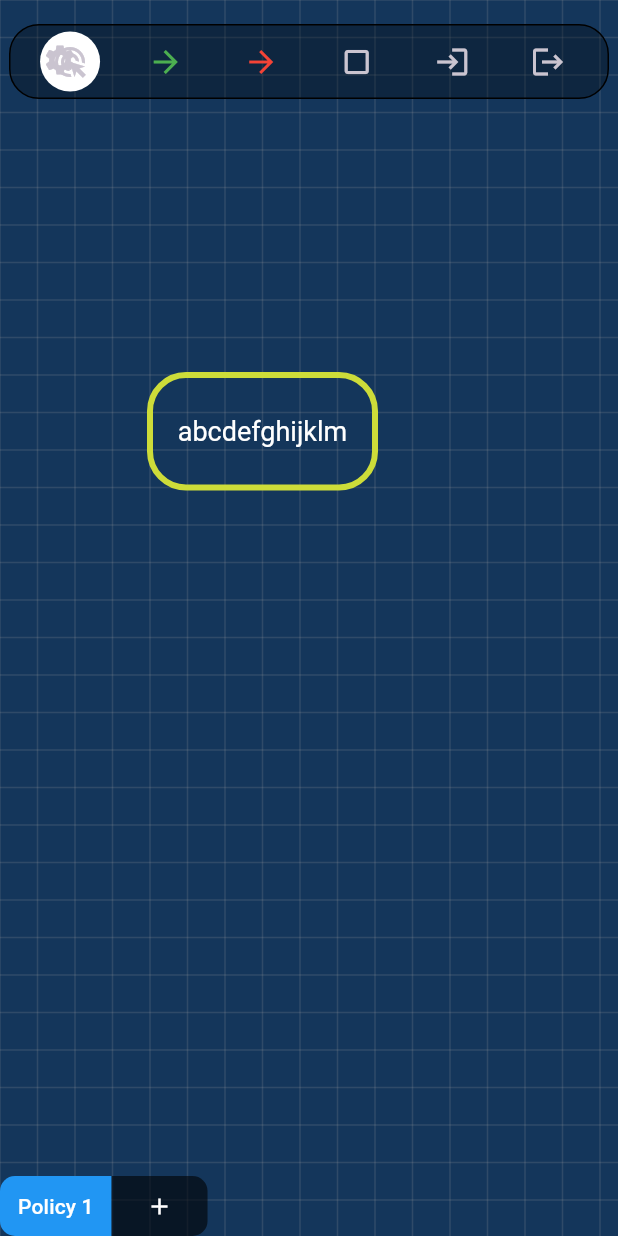
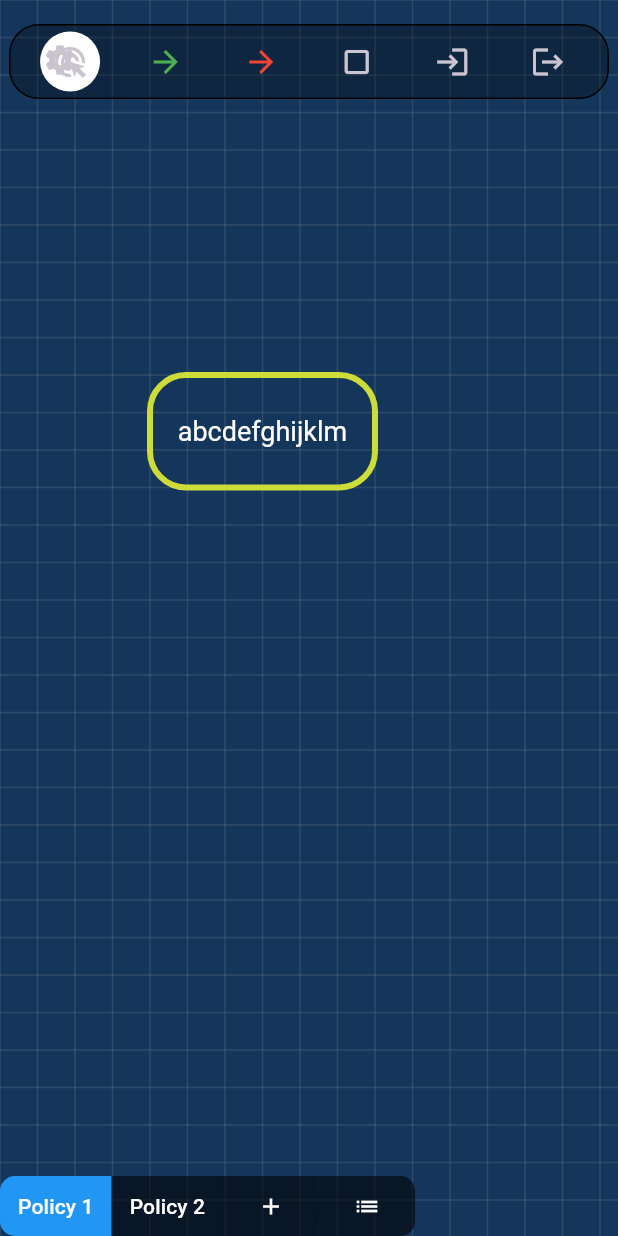
Before and after one commit to zspiler/diftam_editor, a Flutter app: the screen it shows after launch, on a phone screen of 412 x 824 dp. Run offline on Flutter 3.47's test engine with Material 3 defaults, Android fonts, the phone set to English and light mode, and no system bars; our stand-ins replace shared_preferences, universal_io; missing offline and left inert: flex_color_picker; statements that could not run were skipped.

Commit message:
Add `Manage policies` dialog and implement renaming and deletion of policies (also change focusNodes a bit so focusing works properly)

```diff
--- a/lib/common.dart
+++ b/lib/common.dart
@@ -117,7 +117,7 @@ class Edge implements GraphObject {
 }
 
 class PolicyData {
-  final String name;
+  String name;
   final List<Node> nodes;
   final List<Edge> edges;
 
--- a/lib/info_panels/boundary_node_info_panel.dart
+++ b/lib/info_panels/boundary_node_info_panel.dart
@@ -63,7 +63,7 @@ class BoundaryNodeInfoPanel extends StatelessWidget {
                 Tooltip(
                     message: "Delete node",
                     child: IconButton(
-                      icon: Icon(Icons.delete, color: Colors.red),
+                      icon: Icon(Icons.delete_rounded, color: Colors.red),
                       onPressed: () {
                         deleteObject(node);
                       },
--- a/lib/info_panels/edge_info_panel.dart
+++ b/lib/info_panels/edge_info_panel.dart
@@ -87,7 +87,7 @@ class EdgeInfoPanel extends StatelessWidget {
                 Tooltip(
                     message: "Delete edge",
                     child: IconButton(
-                      icon: Icon(Icons.delete, color: Colors.red),
+                      icon: Icon(Icons.delete_rounded, color: Colors.red),
                       onPressed: () {
                         deleteObject(edge);
                       },
--- a/lib/info_panels/tag_node_info_panel.dart
+++ b/lib/info_panels/tag_node_info_panel.dart
@@ -76,7 +76,7 @@ class TagNodeInfoPanel extends StatelessWidget {
                 Tooltip(
                     message: "Delete tag",
                     child: IconButton(
-                      icon: Icon(Icons.delete, color: Colors.red),
+                      icon: Icon(Icons.delete_rounded, color: Colors.red),
                       onPressed: () {
                         deleteObject(node);
                       },
--- a/lib/main.dart
+++ b/lib/main.dart
@@ -1,4 +1,5 @@
 import 'package:flutter/material.dart';
+import 'package:poc/manage_policies_dialog.dart';
 import 'package:poc/preferences_dialog.dart';
 import 'canvas_view.dart';
 import 'ui/snackbar.dart';
@@ -25,7 +26,8 @@ class MyApp extends StatefulWidget {
 class _MyAppState extends State<MyApp> {
   List<PolicyData> policies = [];
   var selectedPolicyIndex = 0;
-  late FocusNode focusNode;
+
+  List<FocusNode> focusNodes = [];
 
   final nodes = <Node>[];
   final edges = <Edge>[];
@@ -33,9 +35,9 @@ class _MyAppState extends State<MyApp> {
 
   @override
   void initState() {
+    super.initState();
+
     loadPreferences();
-
-    focusNode = FocusNode();
 
     // TODO ensure unique IDS?
     final tag2 = TagNode(Offset(500, 350), 'randomId', 'priv');
@@ -57,12 +59,16 @@ class _MyAppState extends State<MyApp> {
       Edge(tag5, tag5, EdgeType.oblivious),
       Edge(tag5, tag5, EdgeType.aware)
     ]);
+
+    createPolicy(name: 'Policy 2');
   }
 
   @override
   void dispose() {
-    focusNode.dispose(); // TODO useless? is this ever called?
     super.dispose();
+    for (var focusNode in focusNodes) {
+      focusNode.dispose();
+    }
   }
 
   Future<void> loadPreferences() async {
@@ -74,6 +80,7 @@ class _MyAppState extends State<MyApp> {
 
   void createPolicy({required String name, List<Node>? nodes, List<Edge>? edges}) {
     setState(() {
+      focusNodes.add(FocusNode());
       policies.add(PolicyData(name: name, nodes: nodes, edges: edges));
     });
   }
@@ -81,6 +88,7 @@ class _MyAppState extends State<MyApp> {
   void selectPolicy(int index) {
     setState(() {
       selectedPolicyIndex = index;
+      focusNodes[selectedPolicyIndex].requestFocus();
     });
   }
 
@@ -91,11 +99,13 @@ class _MyAppState extends State<MyApp> {
         children: [
           IndexedStack(
               index: selectedPolicyIndex,
-              children: policies.map((policy) {
+              children: policies.asMap().entries.map((entry) {
+                final index = entry.key;
+                final policy = entry.value;
                 return CanvasView(
                   nodes: policy.nodes,
                   edges: policy.edges,
-                  focusNode: focusNode,
+                  focusNode: focusNodes[index],
                   preferences: preferences,
                 );
               }).toList()),
@@ -103,7 +113,7 @@ class _MyAppState extends State<MyApp> {
               bottom: 0,
               child: Align(
                 alignment: Alignment.bottomCenter,
-                  child: PolicyTabBar(policies, selectedPolicyIndex, onSelect: selectPolicy, onAdd: () {
+                child: PolicyTabBar(policies, selectedPolicyIndex, onSelect: selectPolicy, onAddPressed: () {
                   var newPolicyName = 'Policy ${policies.length + 1}';
                   CustomDialog.showInputDialog(
                     context,
@@ -116,14 +126,32 @@ class _MyAppState extends State<MyApp> {
                         newPolicyName = inputText;
                       }
                       createPolicy(name: newPolicyName);
-                        setState(() {
-                          selectedPolicyIndex = policies.length - 1;
-                        });
+                      selectPolicy(policies.length - 1);
                     },
                     isInputValid: (String inputText) => !policies.any((policy) => policy.name == inputText),
                     errorMessage: 'Policy with this name already exists!',
                   );
-                  }))),
+                }, onManagePressed: () {
+                  showDialog(
+                      context: context,
+                      builder: (BuildContext context) {
+                        return ManagePoliciesDialog(
+                          policies: policies,
+                          onChange: (updatedPolicies) {
+                            setState(() {
+                              policies = List.from(updatedPolicies);
+                            });
+                          },
+                          onDeletePress: (int index) {
+                            final newPoliciesLength = policies.length - 1;
+                            if (selectedPolicyIndex >= newPoliciesLength) {
+                              selectPolicy(selectedPolicyIndex -= 1);
+                            }
+                          },
+                        );
+                      });
+                }),
+              )),
           Positioned(
               top: 16,
               left: 16,
--- a/lib/policy_tab_bar.dart
+++ b/lib/policy_tab_bar.dart
@@ -4,10 +4,13 @@ import 'common.dart';
 class PolicyTabBar extends StatelessWidget {
   final List<PolicyData> policies;
   final Function(int index) onSelect;
-  final Function() onAdd;
+  final Function() onAddPressed;
+  final Function() onManagePressed;
   final int currentPolicyIndex;
 
-  PolicyTabBar(this.policies, this.currentPolicyIndex, {Key? key, required this.onSelect, required this.onAdd}) : super(key: key);
+  PolicyTabBar(this.policies, this.currentPolicyIndex,
+      {Key? key, required this.onSelect, required this.onAddPressed, required this.onManagePressed})
+      : super(key: key);
 
   @override
   Widget build(BuildContext context) {
@@ -23,8 +26,8 @@ class PolicyTabBar extends StatelessWidget {
                   splashFactory: NoSplash.splashFactory,
                   shape: MaterialStateProperty.all<RoundedRectangleBorder>(RoundedRectangleBorder(
                       borderRadius: BorderRadius.only(
-                    topLeft: index == 0 ? Radius.circular(10) : Radius.circular(0),
-                    bottomLeft: index == 0 ? Radius.circular(10) : Radius.circular(0),
+                    topLeft: Radius.circular(index == 0 ? 10 : 0),
+                    bottomLeft: Radius.circular(index == 0 ? 10 : 0),
                   ))),
                   foregroundColor: MaterialStateProperty.all<Color>(Colors.white),
                   backgroundColor: index == currentPolicyIndex
@@ -36,7 +39,25 @@ class PolicyTabBar extends StatelessWidget {
               ),
             );
           }).toList(),
-          SizedBox(
+          Tooltip(
+            message: 'Create policy',
+            child: SizedBox(
+              height: 40,
+              child: TextButton(
+                style: ButtonStyle(
+                  shape:
+                      MaterialStateProperty.all<RoundedRectangleBorder>(RoundedRectangleBorder(borderRadius: BorderRadius.zero)),
+                  foregroundColor: MaterialStateProperty.all<Color>(Colors.white),
+                  backgroundColor: MaterialStateProperty.all<Color>(Colors.black.withAlpha(150)),
+                ),
+                onPressed: onAddPressed,
+                child: Icon(Icons.add),
+              ),
+            ),
+          ),
+          Tooltip(
+            message: 'Manage policies',
+            child: SizedBox(
               height: 40,
               child: TextButton(
                 style: ButtonStyle(
@@ -48,8 +69,9 @@ class PolicyTabBar extends StatelessWidget {
                   foregroundColor: MaterialStateProperty.all<Color>(Colors.white),
                   backgroundColor: MaterialStateProperty.all<Color>(Colors.black.withAlpha(150)),
                 ),
-              onPressed: onAdd,
-              child: Icon(Icons.add),
+                onPressed: onManagePressed,
+                child: Icon(Icons.list),
+              ),
             ),
           ),
         ],
--- a/lib/user_preferences.dart
+++ b/lib/user_preferences.dart
@@ -164,6 +164,6 @@ class Preferences {
 
   @override
   String toString() {
-    return 'Preferences{nodeStrokeWidth: $nodeStrokeWidth, edgeStrokeWidth: $edgeStrokeWidth, tagNodeColor: $tagNodeColor, entryNodeColor: $entryNodeColor, exitNodeColor: $exitNodeColor}';
+    return 'Preferences{nodeStrokeWidth: $nodeStrokeWidth, edgeStrokeWidth: $edgeStrokeWidth, tagNodeColor: $tagNodeColor, entryNodeColor: $entryNodeColor, exitNodeColor: $exitNodeColor} obliviousEdgeColor: $obliviousEdgeColor, awareEdgeColor: $awareEdgeColor';
   }
 }
```
Also changed, not shown: lib/manage_policies_dialog.dart (added, +158 -0 lines). Lines whose indentation alone changed are shown as unchanged.
